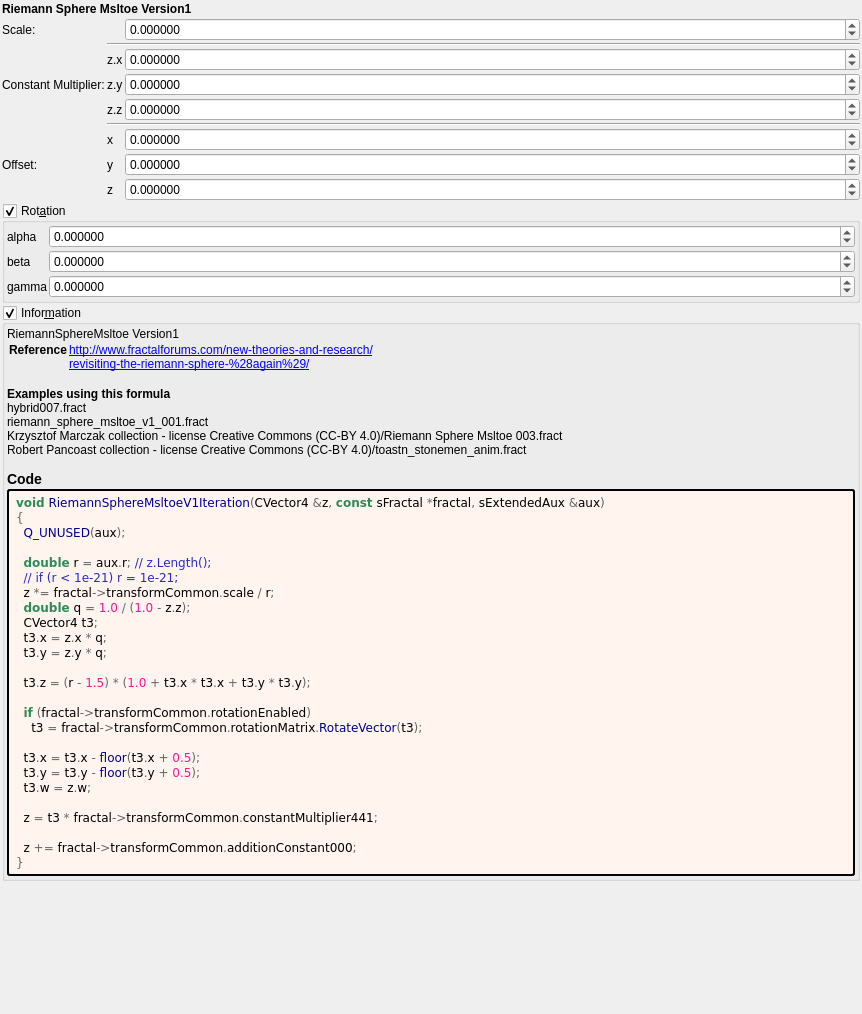
buddhi1980/mandelbulber2, file mandelbulber2/formula/ui/riemann_sphere_msltoe_v1.ui: the form before one commit.
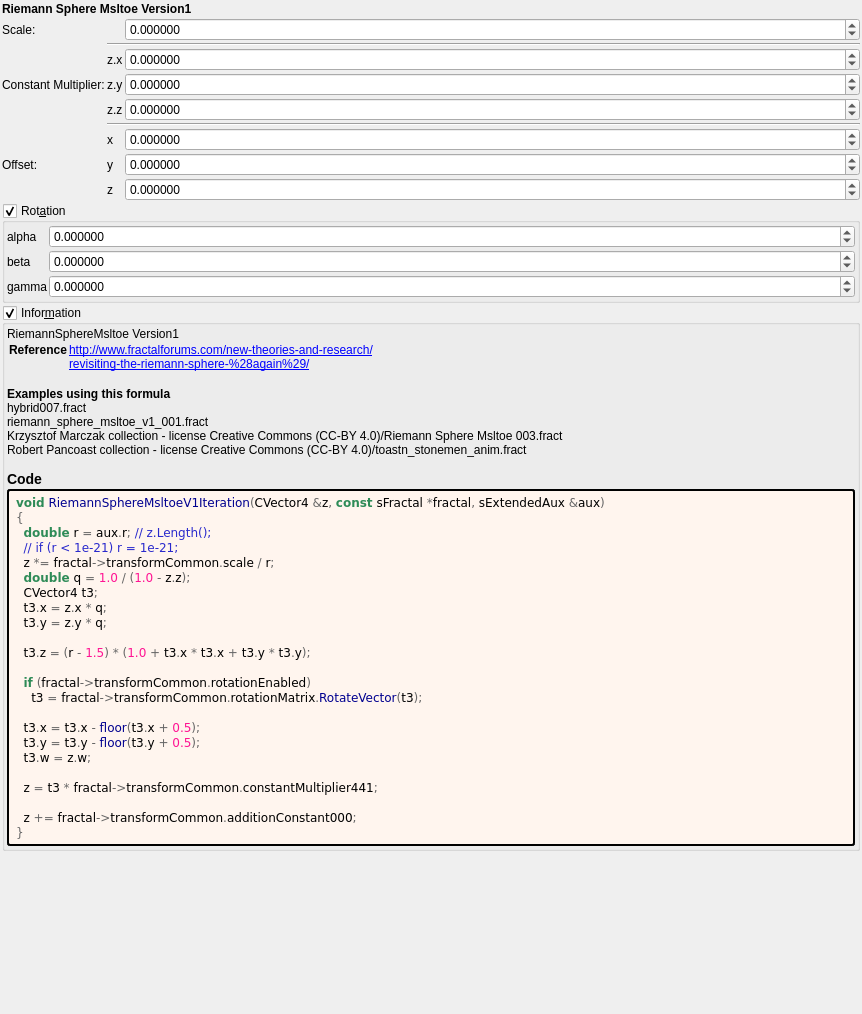
The form after the commit. Custom widgets are drawn as their Qt base class.

What changed in the file:
```diff
--- a/mandelbulber2/formula/ui/riemann_sphere_msltoe_v1.ui
+++ b/mandelbulber2/formula/ui/riemann_sphere_msltoe_v1.ui
@@ -532,8 +532,6 @@
          <string notr="true">&lt;body style=&quot;background-color:#fff5ee&quot;&gt;
 &lt;pre style=&quot;color:#000000; background-color:#fff5ee;  font-family:'Courier New',monospace;&quot;&gt;&lt;span style=&quot;color:#2e8b57; font-weight:bold&quot;&gt;void&lt;/span&gt; &lt;span style=&quot;color:#00008f&quot;&gt;RiemannSphereMsltoeV1Iteration&lt;/span&gt;&lt;span style=&quot;color:#676767&quot;&gt;(&lt;/span&gt;CVector4 &lt;span style=&quot;color:#676767&quot;&gt;&amp;amp;&lt;/span&gt;z&lt;span style=&quot;color:#676767&quot;&gt;,&lt;/span&gt; &lt;span style=&quot;color:#2e8b57; font-weight:bold&quot;&gt;const&lt;/span&gt; sFractal &lt;span style=&quot;color:#676767&quot;&gt;*&lt;/span&gt;fractal&lt;span style=&quot;color:#676767&quot;&gt;,&lt;/span&gt; sExtendedAux &lt;span style=&quot;color:#676767&quot;&gt;&amp;amp;&lt;/span&gt;aux&lt;span style=&quot;color:#676767&quot;&gt;)&lt;/span&gt;
 &lt;span style=&quot;color:#676767&quot;&gt;{&lt;/span&gt;
-  &lt;span style=&quot;color:#00008f&quot;&gt;Q_UNUSED&lt;/span&gt;&lt;span style=&quot;color:#676767&quot;&gt;(&lt;/span&gt;aux&lt;span style=&quot;color:#676767&quot;&gt;);&lt;/span&gt;
-
   &lt;span style=&quot;color:#2e8b57; font-weight:bold&quot;&gt;double&lt;/span&gt; r &lt;span style=&quot;color:#676767&quot;&gt;=&lt;/span&gt; aux&lt;span style=&quot;color:#676767&quot;&gt;.&lt;/span&gt;r&lt;span style=&quot;color:#676767&quot;&gt;;&lt;/span&gt; &lt;span style=&quot;color:#2929cc&quot;&gt;// z.Length();&lt;/span&gt;
   &lt;span style=&quot;color:#2929cc&quot;&gt;// if (r &amp;lt; 1e-21) r = 1e-21;&lt;/span&gt;
   z &lt;span style=&quot;color:#676767&quot;&gt;*=&lt;/span&gt; fractal&lt;span style=&quot;color:#676767&quot;&gt;-&amp;gt;&lt;/span&gt;transformCommon&lt;span style=&quot;color:#676767&quot;&gt;.&lt;/span&gt;scale &lt;span style=&quot;color:#676767&quot;&gt;/&lt;/span&gt; r&lt;span style=&quot;color:#676767&quot;&gt;;&lt;/span&gt;
```
